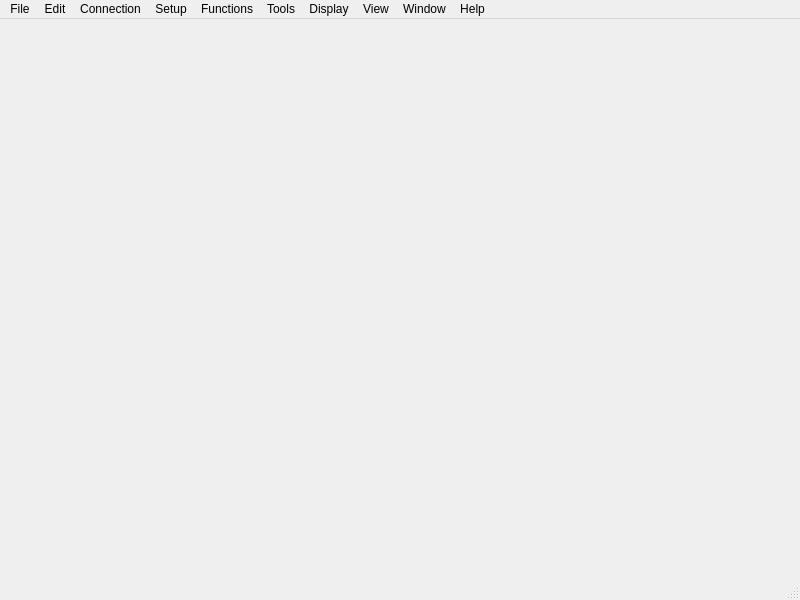
This is ui/master_main_window/master_main_window.ui in JCEspitia/modbus-jc as Qt 5 draws it before an edit. The edited form follows.
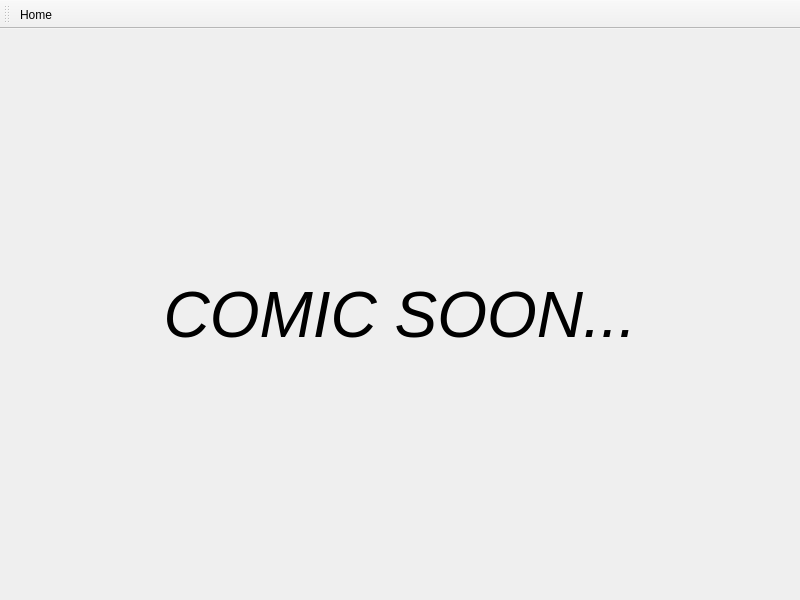
This is the edited form. Icons and pictures are not drawn.

Commit message: Slave main window base and toolbar implementation

```diff
--- a/ui/master_main_window/master_main_window.ui
+++ b/ui/master_main_window/master_main_window.ui
@@ -13,78 +13,52 @@
   <property name="windowTitle">
    <string>Modbus JC - Master</string>
   </property>
-  <widget class="QWidget" name="centralwidget"/>
-  <widget class="QMenuBar" name="menubar">
-   <property name="geometry">
-    <rect>
-     <x>0</x>
-     <y>0</y>
-     <width>800</width>
-     <height>23</height>
-    </rect>
+  <widget class="QWidget" name="centralwidget">
+   <layout class="QVBoxLayout" name="verticalLayout">
+    <item>
+     <widget class="QLabel" name="label">
+      <property name="font">
+       <font>
+        <pointsize>48</pointsize>
+        <italic>true</italic>
+        <strikeout>false</strikeout>
+        <fontweight>DemiBold</fontweight>
+       </font>
+      </property>
+      <property name="text">
+       <string>COMIC SOON...</string>
+      </property>
+      <property name="alignment">
+       <set>Qt::AlignCenter</set>
+      </property>
+     </widget>
+    </item>
+   </layout>
+  </widget>
+  <widget class="QToolBar" name="toolBar">
+   <property name="windowTitle">
+    <string>toolBar</string>
    </property>
-   <widget class="QMenu" name="menuFile">
-    <property name="title">
-     <string>File</string>
-    </property>
-   </widget>
-   <widget class="QMenu" name="menuConnection">
-    <property name="title">
-     <string>Connection</string>
-    </property>
-   </widget>
-   <widget class="QMenu" name="menuEdit">
-    <property name="title">
-     <string>Edit</string>
-    </property>
-   </widget>
-   <widget class="QMenu" name="menuSetup">
-    <property name="title">
-     <string>Setup</string>
-    </property>
-   </widget>
-   <widget class="QMenu" name="menuFunctions">
-    <property name="title">
-     <string>Functions</string>
-    </property>
-   </widget>
-   <widget class="QMenu" name="menuDisplay">
-    <property name="title">
-     <string>Display</string>
-    </property>
-   </widget>
-   <widget class="QMenu" name="menuView">
-    <property name="title">
-     <string>View</string>
-    </property>
-   </widget>
-   <widget class="QMenu" name="menuWindow">
-    <property name="title">
-     <string>Window</string>
-    </property>
-   </widget>
-   <widget class="QMenu" name="menuTools">
-    <property name="title">
-     <string>Tools</string>
-    </property>
-   </widget>
-   <widget class="QMenu" name="menuHelp">
-    <property name="title">
-     <string>Help</string>
-    </property>
-   </widget>
-   <addaction name="menuFile"/>
-   <addaction name="menuEdit"/>
-   <addaction name="menuConnection"/>
-   <addaction name="menuSetup"/>
-   <addaction name="menuFunctions"/>
-   <addaction name="menuTools"/>
-   <addaction name="menuDisplay"/>
-   <addaction name="menuView"/>
-   <addaction name="menuWindow"/>
-   <addaction name="menuHelp"/>
+   <attribute name="toolBarArea">
+    <enum>TopToolBarArea</enum>
+   </attribute>
+   <attribute name="toolBarBreak">
+    <bool>false</bool>
+   </attribute>
+   <addaction name="actionHome"/>
   </widget>
-  <widget class="QStatusBar" name="statusbar"/>
+  <action name="actionHome">
+   <property name="icon">
+    <iconset>
+     <normaloff>../../resources/icons/home.png</normaloff>../../resources/icons/home.png</iconset>
+   </property>
+   <property name="text">
+    <string>Home</string>
+   </property>
+   <property name="menuRole">
+    <enum>QAction::NoRole</enum>
+   </property>
+  </action>
  </widget>
  <resources/>
  <connections/>
```
The commit also changes 20 other files.
